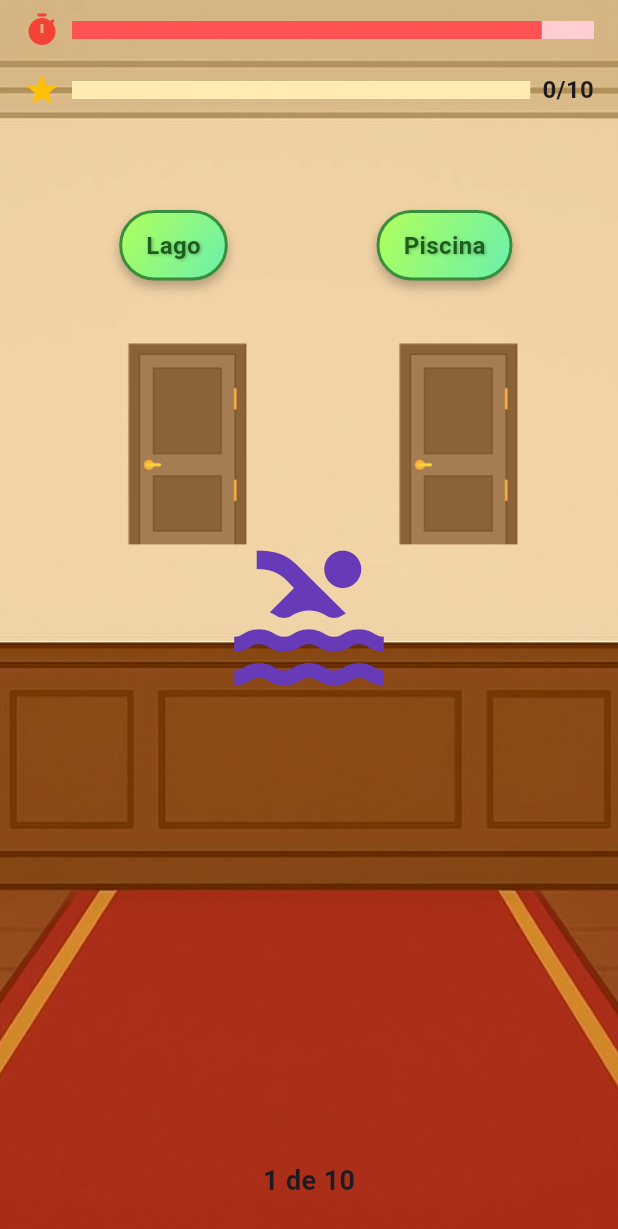
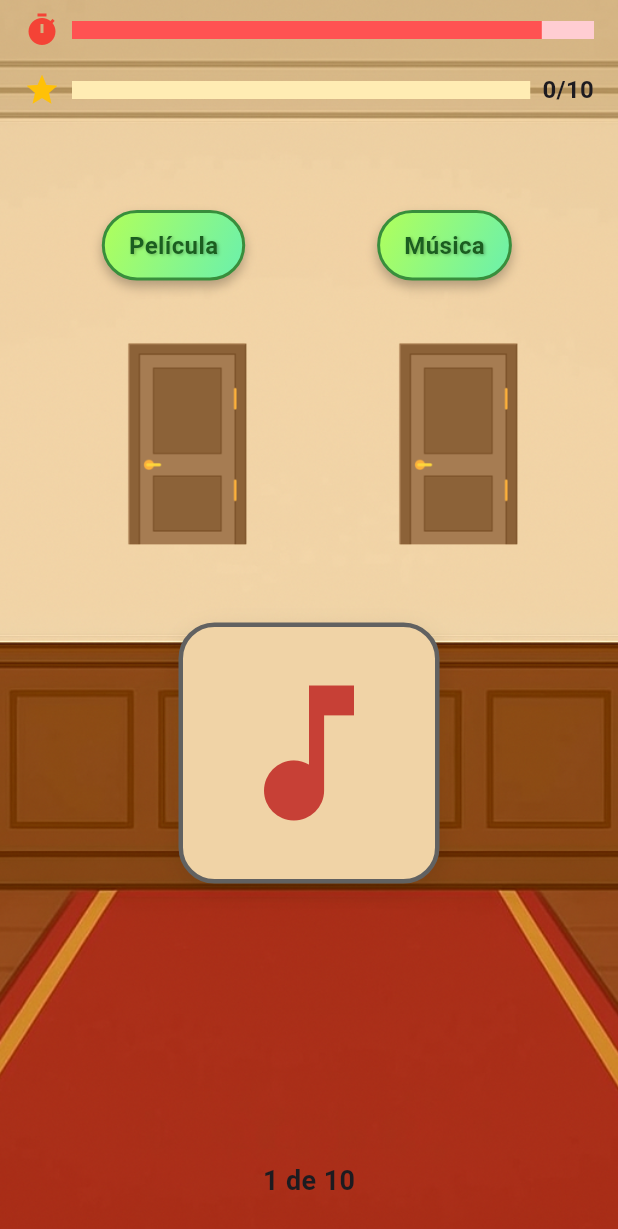
Before and after one commit to srYisu/rena_zelda_bocchi, a Flutter app: the JuegoPantalla screen opened directly, on a phone screen of 412 x 824 dp. Shown: the top 1229 px of the screen. Run offline on Flutter 3.47's test engine with Material 3 defaults, Android fonts, the phone set to English and light mode, and no system bars; our stand-ins replace audioplayers, google_sign_in, material_design_icons_flutter, rive, supabase_flutter; accounts and stored records are empty.

Commit message:
juego de puertas update

```diff
--- a/lib/src/puertas/banco_preguntas.dart
+++ b/lib/src/puertas/banco_preguntas.dart
@@ -1,4 +1,5 @@
 import 'package:flutter/material.dart';
+import 'package:material_design_icons_flutter/material_design_icons_flutter.dart';
 
 class Pregunta {
   final IconData icono;
@@ -13,206 +14,35 @@ class Pregunta {
     required this.correcta,
   });
 }
-
 class BancoPreguntas {
-  final List<Pregunta> preguntas = [
-    Pregunta(
-      icono: Icons.pets,
-      opcion1: 'Gato',
-      opcion2: 'Perro',
-      correcta: 'Perro',
-    ),
-    Pregunta(
-      icono: Icons.directions_car,
-      opcion1: 'Avión',
-      opcion2: 'Auto',
-      correcta: 'Auto',
-    ),
-    Pregunta(
-      icono: Icons.apple,
-      opcion1: 'Manzana',
-      opcion2: 'Banana',
-      correcta: 'Manzana',
-    ),
-    Pregunta(
-      icono: Icons.cake,
-      opcion1: 'Pastel',
-      opcion2: 'Pan',
-      correcta: 'Pastel',
-    ),
-    Pregunta(
-      icono: Icons.phone_android,
-      opcion1: 'Teléfono',
-      opcion2: 'Reloj',
-      correcta: 'Teléfono',
-    ),
-
-    Pregunta(
-      icono: Icons.flight,
-      opcion1: 'Avión',
-      opcion2: 'Barco',
-      correcta: 'Avión',
-    ),
-    Pregunta(
-      icono: Icons.home,
-      opcion1: 'Casa',
-      opcion2: 'Edificio',
-      correcta: 'Casa',
-    ),
-    Pregunta(
-      icono: Icons.book,
-      opcion1: 'Libro',
-      opcion2: 'Cuaderno',
-      correcta: 'Libro',
-    ),
-    Pregunta(
-      icono: Icons.bike_scooter,
-      opcion1: 'Moto',
-      opcion2: 'Bicicleta',
-      correcta: 'Moto',
-    ),
-    Pregunta(
-      icono: Icons.local_cafe,
-      opcion1: 'Té',
-      opcion2: 'Café',
-      correcta: 'Café',
-    ),
-
-    Pregunta(
-      icono: Icons.brush,
-      opcion1: 'Pincel',
-      opcion2: 'Lápiz',
-      correcta: 'Pincel',
-    ),
-    Pregunta(
-      icono: Icons.computer,
-      opcion1: 'Computadora',
-      opcion2: 'Televisor',
-      correcta: 'Computadora',
-    ),
-    Pregunta(
-      icono: Icons.headset,
-      opcion1: 'Audífonos',
-      opcion2: 'Micrófono',
-      correcta: 'Audífonos',
-    ),
-    Pregunta(
-      icono: Icons.camera_alt,
-      opcion1: 'Cámara',
-      opcion2: 'Teléfono',
-      correcta: 'Cámara',
-    ),
-    Pregunta(
-      icono: Icons.watch,
-      opcion1: 'Reloj',
-      opcion2: 'Pulsera',
-      correcta: 'Reloj',
-    ),
-
-    Pregunta(
-      icono: Icons.local_fire_department,
-      opcion1: 'Fuego',
-      opcion2: 'Agua',
-      correcta: 'Fuego',
-    ),
-    Pregunta(
-      icono: Icons.star,
-      opcion1: 'Estrella',
-      opcion2: 'Sol',
-      correcta: 'Estrella',
-    ),
-    Pregunta(
-      icono: Icons.music_note,
-      opcion1: 'Música',
-      opcion2: 'Película',
-      correcta: 'Música',
-    ),
-    Pregunta(
-      icono: Icons.directions_bike,
-      opcion1: 'Bicicleta',
-      opcion2: 'Coche',
-      correcta: 'Bicicleta',
-    ),
-    Pregunta(
-      icono: Icons.local_florist,
-      opcion1: 'Flor',
-      opcion2: 'Árbol',
-      correcta: 'Flor',
-    ),
-
-    Pregunta(
-      icono: Icons.lightbulb,
-      opcion1: 'Bombilla',
-      opcion2: 'Lámpara',
-      correcta: 'Bombilla',
-    ),
-    Pregunta(
-      icono: Icons.directions_boat,
-      opcion1: 'Barco',
-      opcion2: 'Tren',
-      correcta: 'Barco',
-    ),
-    Pregunta(
-      icono: Icons.sports_soccer,
-      opcion1: 'Fútbol',
-      opcion2: 'Baloncesto',
-      correcta: 'Fútbol',
-    ),
-    Pregunta(
-      icono: Icons.kitchen,
-      opcion1: 'Cocina',
-      opcion2: 'Baño',
-      correcta: 'Cocina',
-    ),
-    Pregunta(
-      icono: Icons.local_hospital,
-      opcion1: 'Hospital',
-      opcion2: 'Farmacia',
-      correcta: 'Hospital',
-    ),
-
-    Pregunta(
-      icono: Icons.shopping_cart,
-      opcion1: 'Carrito',
-      opcion2: 'Bicicleta',
-      correcta: 'Carrito',
-    ),
-    Pregunta(
-      icono: Icons.school,
-      opcion1: 'Escuela',
-      opcion2: 'Biblioteca',
-      correcta: 'Escuela',
-    ),
-    Pregunta(
-      icono: Icons.umbrella,
-      opcion1: 'Paraguas',
-      opcion2: 'Sombrero',
-      correcta: 'Paraguas',
-    ),
-    Pregunta(
-      icono: Icons.pool,
-      opcion1: 'Piscina',
-      opcion2: 'Lago',
-      correcta: 'Piscina',
-    ),
-    Pregunta(
-      icono: Icons.spa,
-      opcion1: 'Spa',
-      opcion2: 'Parque',
-      correcta: 'Spa',
-    ),
-
-    Pregunta(
-      icono: Icons.local_pizza,
-      opcion1: 'Pizza',
-      opcion2: 'Hamburguesa',
-      correcta: 'Pizza',
-    ),
-    Pregunta(
-      icono: Icons.movie,
-      opcion1: 'Película',
-      opcion2: 'Música',
-      correcta: 'Película',
-    ),
+final List<Pregunta> preguntas = [
+    Pregunta(icono: MdiIcons.dog, opcion1: 'Gato', opcion2: 'Perro', correcta: 'Perro'),
+    Pregunta(icono: Icons.directions_car, opcion1: 'Avión', opcion2: 'Auto', correcta: 'Auto'),
+    Pregunta(icono: Icons.apple, opcion1: 'Manzana', opcion2: 'Banana', correcta: 'Manzana'),
+    Pregunta(icono: Icons.cake, opcion1: 'Pastel', opcion2: 'Pan', correcta: 'Pastel'),
+    Pregunta(icono: Icons.phone_android, opcion1: 'Teléfono', opcion2: 'Reloj', correcta: 'Teléfono'),
+    Pregunta(icono: Icons.flight, opcion1: 'Avión', opcion2: 'Barco', correcta: 'Avión'),
+    Pregunta(icono: Icons.home, opcion1: 'Casa', opcion2: 'Edificio', correcta: 'Casa'),
+    Pregunta(icono: Icons.book, opcion1: 'Libro', opcion2: 'Cuaderno', correcta: 'Libro'),
+    Pregunta(icono: MdiIcons.cat, opcion1: 'Perro', opcion2: 'Gato', correcta: 'Gato'),
+    Pregunta(icono: Icons.local_cafe, opcion1: 'Taza', opcion2: 'Vaso', correcta: 'Taza'),
+    Pregunta(icono: Icons.brush, opcion1: 'Pincel', opcion2: 'Lápiz', correcta: 'Pincel'),
+    Pregunta(icono: MdiIcons.cow, opcion1: 'Caballo', opcion2: 'Vaca', correcta: 'Vaca'),
+    Pregunta(icono: Icons.camera_alt, opcion1: 'Cámara', opcion2: 'Teléfono', correcta: 'Cámara'),
+    Pregunta(icono: Icons.watch, opcion1: 'Reloj', opcion2: 'Pulsera', correcta: 'Reloj'),
+    Pregunta(icono: Icons.local_fire_department, opcion1: 'Fuego', opcion2: 'Agua', correcta: 'Fuego'),
+    Pregunta(icono: Icons.star, opcion1: 'Estrella', opcion2: 'Sol', correcta: 'Estrella'),
+    Pregunta(icono: Icons.music_note, opcion1: 'Música', opcion2: 'Película', correcta: 'Música'),
+    Pregunta(icono: Icons.directions_bike, opcion1: 'Bicicleta', opcion2: 'Coche', correcta: 'Bicicleta'),
+    Pregunta(icono: Icons.local_florist, opcion1: 'Flor', opcion2: 'Árbol', correcta: 'Flor'),
+    Pregunta(icono: Icons.directions_boat, opcion1: 'Barco', opcion2: 'Tren', correcta: 'Barco'),
+    Pregunta(icono: Icons.sports_soccer, opcion1: 'Pelota', opcion2: 'Baloncesto', correcta: 'Pelota'),
+    Pregunta(icono: Icons.kitchen, opcion1: 'Cocina', opcion2: 'Baño', correcta: 'Cocina'),
+    Pregunta(icono: Icons.local_hospital, opcion1: 'Hospital', opcion2: 'Farmacia', correcta: 'Hospital'),
+    Pregunta(icono: Icons.shopping_cart, opcion1: 'Carrito', opcion2: 'Bicicleta', correcta: 'Carrito'),
+    Pregunta(icono: Icons.umbrella, opcion1: 'Paraguas', opcion2: 'Sombrero', correcta: 'Paraguas'),
+    Pregunta(icono: Icons.pool, opcion1: 'Piscina', opcion2: 'Lago', correcta: 'Piscina'),
+    Pregunta(icono: Icons.spa, opcion1: 'Spa', opcion2: 'Parque', correcta: 'Spa'),
+    Pregunta(icono: Icons.local_pizza, opcion1: 'Pizza', opcion2: 'Hamburguesa', correcta: 'Pizza'),
   ];
 }
--- a/lib/src/puertas/juego_puertas.dart
+++ b/lib/src/puertas/juego_puertas.dart
@@ -317,11 +317,38 @@ class _JuegoPantallaState extends State<JuegoPantalla>
             ],
           ),
           Center(
-            child: Icon(
+            child: Column(
+              mainAxisAlignment: MainAxisAlignment.center,
+              children: [
+                SizedBox(height: 180),
+                AnimatedContainer(
+              duration: const Duration(milliseconds: 300),
+              curve:  Curves.easeInOut,
+              decoration: BoxDecoration(
+                color: const Color(0xFFf0d3a6).withOpacity(1),
+                borderRadius: BorderRadius.circular(24),
+                border: Border.all(
+                  color: Colors.grey[700]!,
+                  width: 3,
+                ),
+                boxShadow: [
+                  BoxShadow(
+                    color: Colors.black.withOpacity(0.08),
+                    blurRadius: 12,
+                    offset: const Offset(0, 4),
+                  ),
+                ],
+              ),
+              padding: const EdgeInsets.symmetric(horizontal: 24, vertical: 24),
+              child: Icon(
               preguntaActual.icono,
               size: 120,
-              color: Colors.deepPurple,
+              color: const Color.fromARGB(255, 199, 64, 54),
+              //color: const Color.fromARGB(255, 223, 169, 23),
             ),
+            )
+              ],
+            )
           ),
           Positioned(
             bottom: 24,
```
